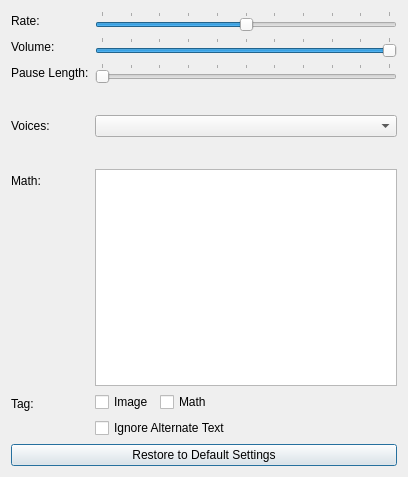
This is src/forms/speech_settings.ui in DinoZAR/CentralAccessReader as Qt 5 draws it before an edit. The edited form follows.
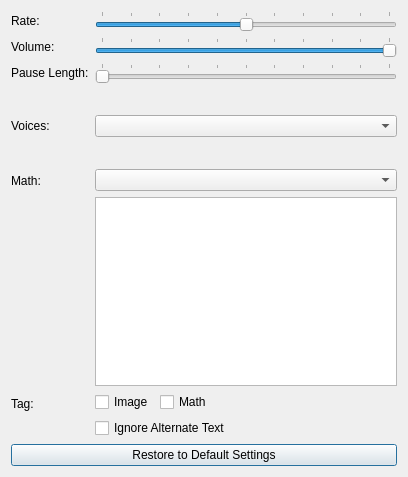
This is the edited form. Icons and pictures are not drawn.

Commit message: Updated configuration so that it retrieves the MathTTS forged from new math library system. Pretty cool.

```diff
--- a/src/forms/speech_settings.ui
+++ b/src/forms/speech_settings.ui
@@ -245,6 +245,11 @@
       </layout>
      </item>
      <item row="7" column="1">
+      <layout class="QVBoxLayout" name="verticalLayout_2">
+       <item>
+        <widget class="QComboBox" name="mathLanguageCombo"/>
+       </item>
+       <item>
       <widget class="QTreeView" name="mathLibraryTree">
        <property name="font">
         <font>
@@ -255,6 +260,8 @@
         <bool>false</bool>
        </attribute>
       </widget>
+       </item>
+      </layout>
      </item>
     </layout>
    </item>
```
Lines whose indentation alone changed are shown as unchanged. The commit also changes 11 other files.
